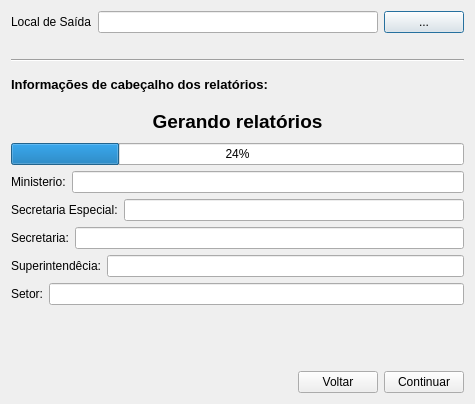
Qt form screens/report_generator.ui (spuhub/prisma) before a commit.
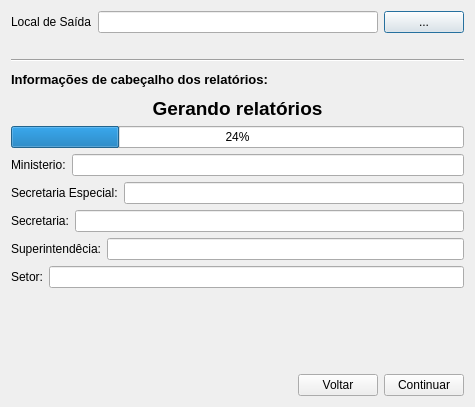
The same form after that commit.

```diff
--- a/screens/report_generator.ui
+++ b/screens/report_generator.ui
@@ -7,7 +7,7 @@
     <x>0</x>
     <y>0</y>
     <width>475</width>
-    <height>404</height>
+    <height>407</height>
    </rect>
   </property>
   <property name="windowTitle">
@@ -184,6 +184,19 @@
        </property>
       </spacer>
      </item>
+     <item>
+      <spacer name="horizontalSpacer_6">
+       <property name="orientation">
+        <enum>Qt::Horizontal</enum>
+       </property>
+       <property name="sizeHint" stdset="0">
+        <size>
+         <width>40</width>
+         <height>20</height>
+        </size>
+       </property>
+      </spacer>
+     </item>
      <item>
       <spacer name="horizontalSpacer_5">
        <property name="orientation">
```
Left out of the diff: 3 changed lines with no effect on the pictures.
